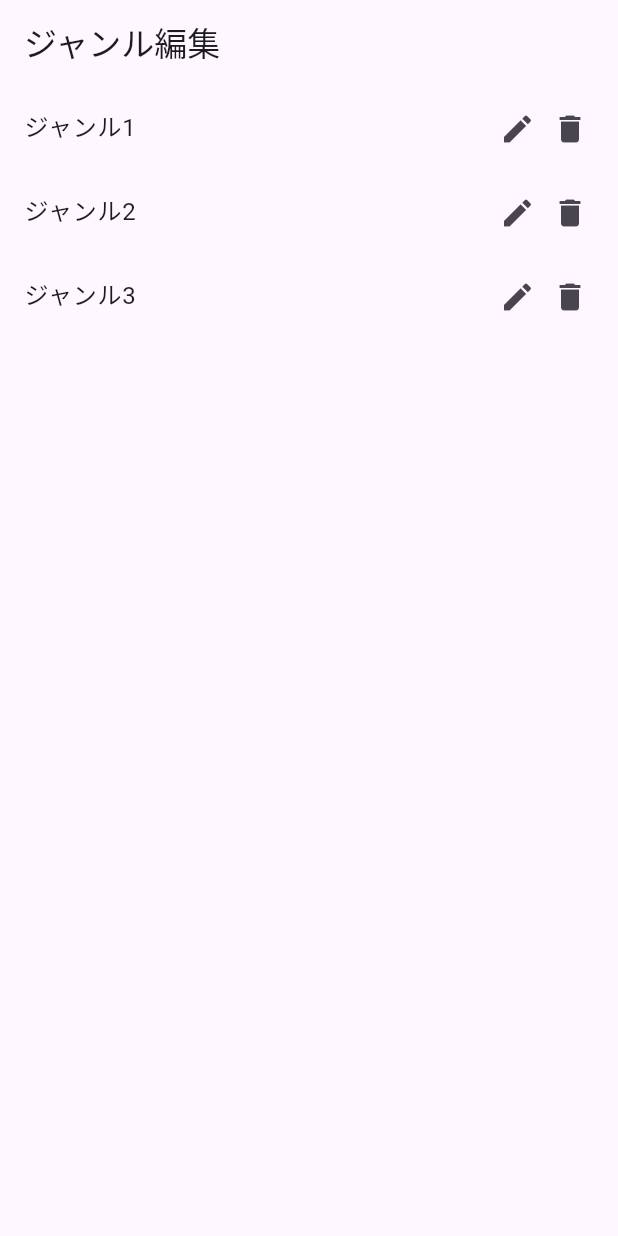
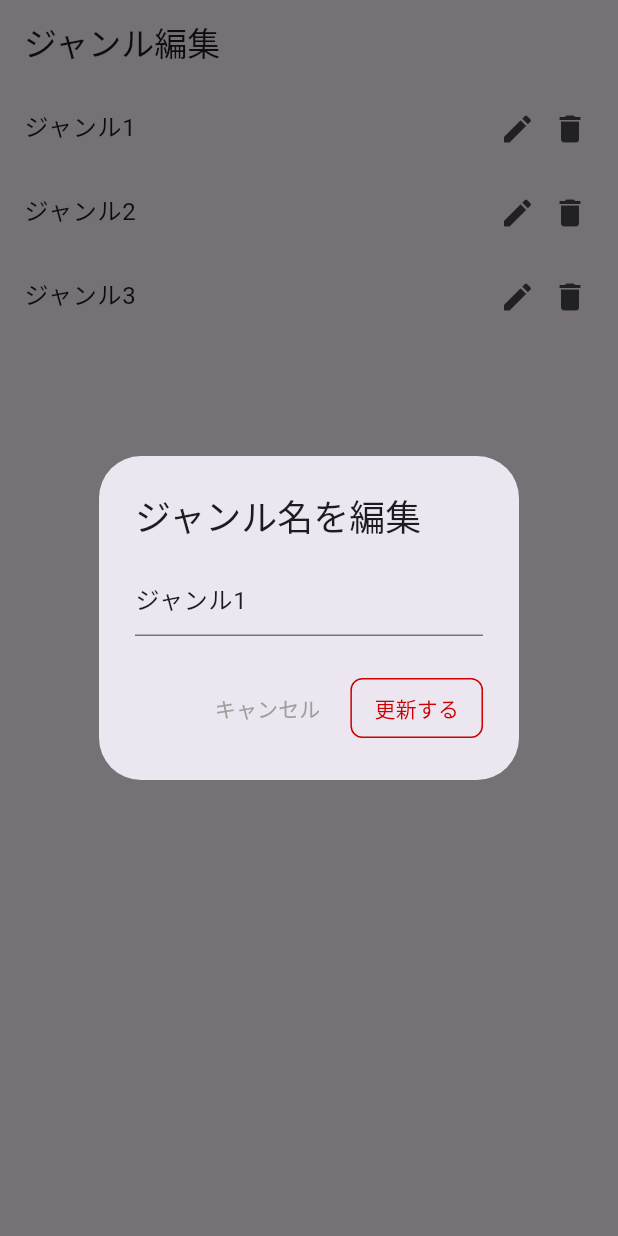
Before and after one commit to dev-yamamon01/BookMarker, a Flutter app: the GenreEditScreen screen opened by its route, after a tap on the "edit" icon, on a phone screen of 412 x 824 dp. Run offline on Flutter 3.47's test engine with Material 3 defaults, Android fonts, the phone set to English and light mode, and no system bars; our stand-ins replace drift, flutter_rating_bar, flutter_svg, go_router, sqflite_common_ffi, webview_flutter; missing offline and left inert: webview_flutter_android, webview_flutter_wkwebview; accounts and stored records are empty; generated files the repository leaves out were written again; network calls fail; statements that could not run were skipped.

Commit message:
ジャンル編集ページのダイアログとDBメソッド実装

```diff
--- a/lib/data/database.dart
+++ b/lib/data/database.dart
@@ -49,6 +49,27 @@ LazyDatabase _openConnection() {//SQLiteのデータベースファイルを開
     print(dbFolder.path);
     return NativeDatabase(file);
   });
+}
+
+Future<void> updateGenre(int genreId, String newGenreName) async {
+  AppDatabase db=AppDatabase();
+  await (db.update(db.genres)..where((tbl) => tbl.id.equals(genreId))).write(
+    GenresCompanion(
+      genreName: Value(newGenreName),
+    ),
+  );
+}
+
+Future<void> deleteGenre(int genreId) async {
+  AppDatabase db=AppDatabase();
+  await (db.delete(db.genres)..where((tbl) => tbl.id.equals(genreId)));
+}
+
+Future<void> insertGenre(String newGenreName) async {
+  AppDatabase db=AppDatabase();
+  await db.into(db.genres).insert(GenresCompanion(
+    genreName: Value(newGenreName)
+  ));
 }
 
 Future<List<Genre>> getGenre() async{
--- a/lib/screens/genre_edit_screen.dart
+++ b/lib/screens/genre_edit_screen.dart
@@ -1,6 +1,7 @@
 import 'package:flutter/material.dart';
 import 'package:bookmarker/data/database.dart';
 import 'package:go_router/go_router.dart';
+import 'package:bookmarker/screens/update_genre_screen.dart';
 
 final AppDatabase db = AppDatabase();
 
@@ -34,10 +35,19 @@ class GenreEditScreen extends StatelessWidget {
                         width: 20, // 横幅を制限
                         height: 20, // 高さを制限
                         child: IconButton(
-                          onPressed: () {},
+                          onPressed: () {
+                            showDialog(
+                                context: context,
+                                builder: (BuildContext context) {
+                                  return UpdateGenreScreen(
+                                    genre: genre,
+                                  );
+                                });
+                          },
                           icon: Icon(Icons.edit),
                           padding: EdgeInsets.zero,
-                        )),
+                        )
+                    ),
                     SizedBox(width: 15), //アイコン同士の間のスペース確保
                     SizedBox(
                         width: 20, // 横幅を制限
--- /dev/null
+++ b/lib/screens/update_genre_screen.dart
@@ -0,0 +1,60 @@
+import 'package:flutter/material.dart';
+import 'package:drift/drift.dart' as drift;
+import 'package:bookmarker/data/database.dart';
+
+class UpdateGenreScreen extends StatefulWidget {
+  const UpdateGenreScreen({super.key,required this.genre});
+  final Genre genre;
+
+  @override
+  State<UpdateGenreScreen> createState() => _UpdateGenreScreenState();
+}
+
+class _UpdateGenreScreenState extends State<UpdateGenreScreen> {
+  TextEditingController genreController = TextEditingController();
+
+  @override
+  void initState() {
+    super.initState();
+    genreController = TextEditingController(text: widget.genre.genreName); // ← ここOK！
+  }
+
+  @override
+  Widget build(BuildContext context) {
+    return AlertDialog(
+        title: Text("ジャンル名を編集"),
+        content: Column(
+          mainAxisSize: MainAxisSize.min,
+          children: [
+            TextField(
+              controller: genreController,
+              decoration: InputDecoration(
+                  hintText: "例: ジャンルAAA",
+              ),
+            ),
+
+          ],
+        ),
+        actions: [
+          TextButton(
+          onPressed: () => Navigator.pop(context), // キャンセル
+          style: TextButton.styleFrom(foregroundColor: Colors.grey), // ← 文字色
+          child: Text("キャンセル"),
+        ),
+          TextButton(
+          onPressed: () {},
+          style: TextButton.styleFrom(
+            foregroundColor: Color(0xFFCC0000), // ← 文字色
+            side: BorderSide(color: Color(0xFFCC0000), width: 1), // ← 枠線
+            shape: RoundedRectangleBorder(
+              // ← 枠の角を丸く
+              borderRadius: BorderRadius.circular(8),
+            ),
+            padding: EdgeInsets.symmetric(horizontal: 16, vertical: 8), // ← 余白
+          ),
+          child: Text("更新する"),
+        ),
+      ],
+    );
+  }
+}
```
